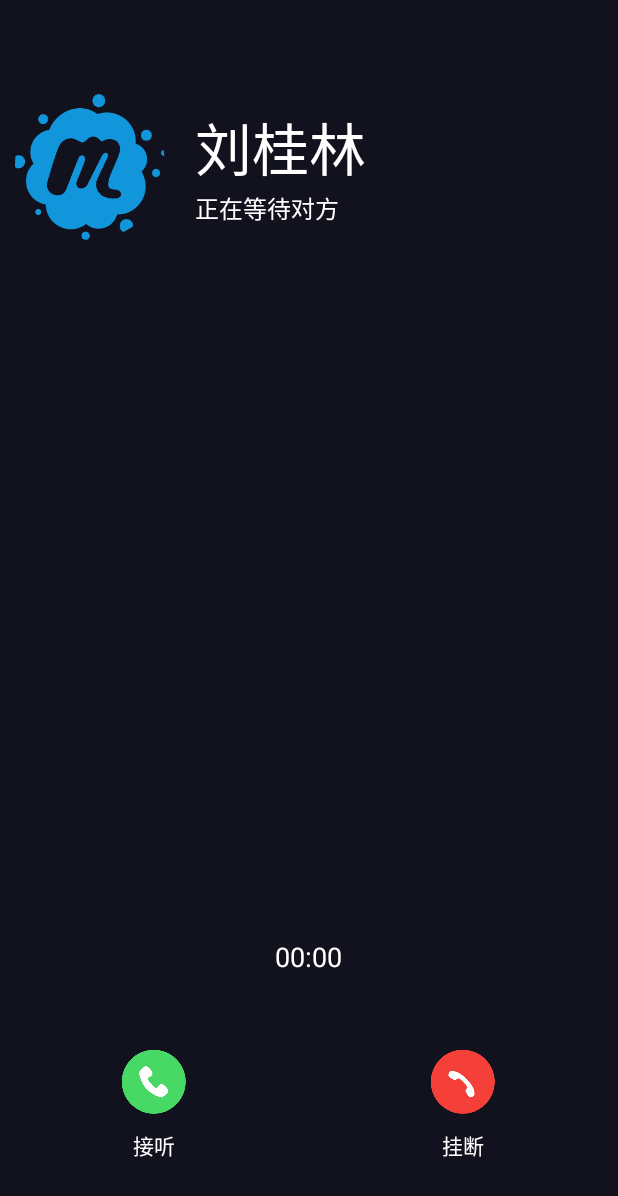
After one commit to oneandtwothree/mazhaoze, an Android app: the layout layout_chat_video.xml on its own in the app's theme, with its tools: preview values and no code run, on a phone screen of 412 x 824 dp. The commit adds this screen. Shown: the top 1196 px of the screen. Run offline under Robolectric (Android 15) with nearby library versions, the light colour scheme and no system bars.

Commit message:
实现视频通话

```diff
--- /dev/null
+++ b/app/src/main/res/layout/layout_chat_video.xml
@@ -0,0 +1,132 @@
+<?xml version="1.0" encoding="utf-8"?>
+<RelativeLayout xmlns:android="http://schemas.android.com/apk/res/android"
+    android:layout_width="match_parent"
+    android:layout_height="match_parent"
+    android:background="@color/color_star_bg">
+
+    <RelativeLayout
+        android:id="@+id/video_big_video"
+        android:layout_width="match_parent"
+        android:layout_height="match_parent" />
+
+    <RelativeLayout
+        android:id="@+id/video_small_video"
+        android:layout_width="150dp"
+        android:layout_height="250dp"
+        android:layout_alignParentRight="true"
+        android:layout_marginTop="40dp" />
+
+    <LinearLayout
+        android:id="@+id/video_ll_info"
+        android:layout_width="match_parent"
+        android:layout_height="wrap_content"
+        android:layout_marginTop="50dp"
+        android:gravity="center"
+        android:orientation="horizontal"
+        android:padding="10dp">
+
+        <de.hdodenhof.circleimageview.CircleImageView
+            android:id="@+id/video_iv_photo"
+            android:layout_width="100dp"
+            android:layout_height="100dp"
+            android:src="@mipmap/ic_launcher" />
+
+        <LinearLayout
+            android:layout_width="match_parent"
+            android:layout_height="match_parent"
+            android:layout_marginLeft="20dp"
+            android:gravity="center"
+            android:orientation="vertical">
+
+            <TextView
+                android:id="@+id/video_tv_name"
+                android:layout_width="match_parent"
+                android:layout_height="wrap_content"
+                android:text="刘桂林"
+                android:textColor="@android:color/white"
+                android:textSize="38sp" />
+
+            <TextView
+                android:id="@+id/video_tv_status"
+                android:layout_width="match_parent"
+                android:layout_height="wrap_content"
+                android:text="正在等待对方"
+                android:textColor="@android:color/white"
+                android:textSize="16sp" />
+
+        </LinearLayout>
+
+    </LinearLayout>
+
+    <!--来电 - 接听 -->
+    <LinearLayout
+        android:layout_width="match_parent"
+        android:layout_height="wrap_content"
+        android:layout_alignParentBottom="true"
+        android:layout_marginBottom="50dp"
+        android:gravity="center"
+        android:orientation="vertical">
+
+        <TextView
+            android:id="@+id/video_tv_time"
+            android:layout_width="wrap_content"
+            android:layout_height="wrap_content"
+            android:layout_marginTop="20dp"
+            android:text="00:00"
+            android:textColor="@android:color/white"
+            android:textSize="18sp" />
+
+        <LinearLayout
+            android:layout_width="match_parent"
+            android:layout_height="wrap_content"
+            android:layout_marginTop="50dp">
+
+            <LinearLayout
+                android:id="@+id/video_ll_answer"
+                android:layout_width="match_parent"
+                android:layout_height="match_parent"
+                android:layout_weight="1"
+                android:gravity="center"
+                android:orientation="vertical">
+
+                <ImageView
+                    android:layout_width="wrap_content"
+                    android:layout_height="wrap_content"
+                    android:src="@drawable/img_answer" />
+
+                <TextView
+                    android:layout_width="wrap_content"
+                    android:layout_height="wrap_content"
+                    android:layout_marginTop="10dp"
+                    android:text="接听"
+                    android:textColor="@android:color/white" />
+
+            </LinearLayout>
+
+            <LinearLayout
+                android:id="@+id/video_ll_hangup"
+                android:layout_width="match_parent"
+                android:layout_height="match_parent"
+                android:layout_weight="1"
+                android:gravity="center"
+                android:orientation="vertical">
+
+                <ImageView
+                    android:layout_width="wrap_content"
+                    android:layout_height="wrap_content"
+                    android:src="@drawable/img_hangup" />
+
+                <TextView
+                    android:layout_width="wrap_content"
+                    android:layout_height="wrap_content"
+                    android:layout_marginTop="10dp"
+                    android:text="挂断"
+                    android:textColor="@android:color/white" />
+
+            </LinearLayout>
+
+        </LinearLayout>
+
+    </LinearLayout>
+
+</RelativeLayout>
```
Also changed, not shown: app/src/main/java/com/example/liaoapp/service/CloudService.java (+147 -13 lines), framework/src/main/java/com/example/framework/base/BaseBackActivity.java (+11 -0 lines), framework/src/main/java/com/example/framework/base/BasePageAdapter.java (+11 -0 lines), framework/src/main/java/com/example/framework/base/BaseUiActivity.java (+10 -0 lines).
